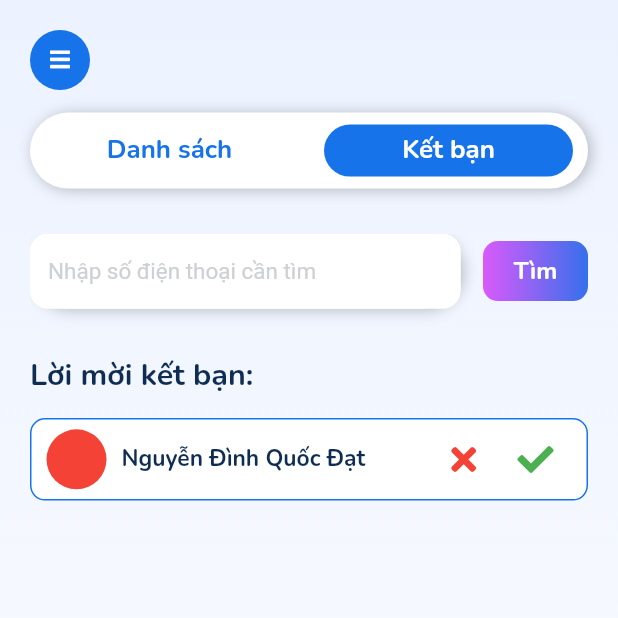
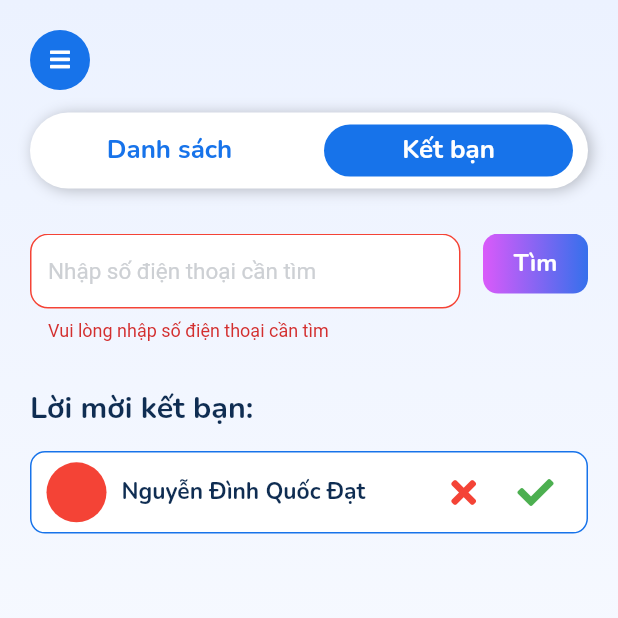
Before and after one commit to beobeodev/DUT_Message, a Flutter app: the FriendScreen screen opened directly, after a tap on "Kết bạn", after a tap on "Tìm", on a phone screen of 412 x 824 dp, the top half of it. Run offline on Flutter 3.47's test engine with Material 2 defaults, Android fonts, the phone set to English and light mode, and no system bars; our stand-ins replace flutter_screenutil, flutter_svg, font_awesome_flutter, get, hive, hive_flutter and 1 more; accounts and stored records are empty.

Commit message:
show pop up to add friend after find friend success :sparkles: :sparkles:

```diff
--- a/flutter_frontend/lib/controller/friend/friend_controller.dart
+++ b/flutter_frontend/lib/controller/friend/friend_controller.dart
@@ -1,5 +1,11 @@
 import 'package:flutter/material.dart';
+import 'package:flutter_frontend/core/constants/font_family.dart';
+import 'package:flutter_frontend/core/theme/palette.dart';
+import 'package:flutter_frontend/data/models/custom_response.dart';
 import 'package:flutter_frontend/data/repositories/user_repository.dart';
+import 'package:flutter_frontend/widgets/custom/hero_popup_route.dart';
+import 'package:flutter_frontend/widgets/friend/popup_profile_friend.dart';
+import 'package:flutter_screenutil/flutter_screenutil.dart';
 import 'package:get/get.dart';
 
 class FriendController extends GetxController {
@@ -8,9 +14,10 @@ class FriendController extends GetxController {
   final TextEditingController phoneNumberEditingController = TextEditingController();
 
   final PageController pageController = PageController();
+
   final RxBool isOpenListTab = true.obs;
   final RxInt indexPage = 0.obs;
-
+  final RxString errorPhoneNumber = "".obs;
 
   void onTapListTab() {
     pageController.jumpToPage(0);
@@ -26,7 +33,39 @@ class FriendController extends GetxController {
     indexPage.value = index;
   }
 
+  void onTapTextField() {
+    errorPhoneNumber.value = "";
+  }
+
   Future<void> onTapFindButton() async {
-    await userRepository.getUserByPhoneNumber(phoneNumberEditingController.text);
+    errorPhoneNumber.value = "";
+    if (phoneNumberEditingController.text == "") {
+      errorPhoneNumber.value = "Vui lòng nhập số điện thoại cần tìm";
+      return;
+    } else if (phoneNumberEditingController.text.length != 10) {
+      errorPhoneNumber.value = "Số điện thoại không hợp lệ";
+      return ;
+    } else {
+      final CustomResponse response = await userRepository.getUserByPhoneNumber(phoneNumberEditingController.text);
+      // check if user not exist with phone number need get
+      if (response.error && response.statusCode == 500) {
+        errorPhoneNumber.value = "Số điện thoại này chưa được đăng ký";
+      } else if (response.statusCode == 200) {
+        final Map<String, dynamic> responseBody = response.responseBody;
+
+        Navigator.of(Get.context).push(
+          HeroPopupRoute(
+            builder: (context) => Center(
+              child: PopUpProfileFriend(
+                imageURL: responseBody["avatar"],
+                name: responseBody["name"],
+              ),
+            ),
+          ),
+        );
+      }
+    }
   }
+
+
 }
--- a/flutter_frontend/lib/data/repositories/auth_repository.dart
+++ b/flutter_frontend/lib/data/repositories/auth_repository.dart
@@ -81,7 +81,7 @@ class AuthRepository {
         // Get response body
         final Map<String, dynamic> responseBody = jsonDecode(response.body);
 
-        final User currentUser = User.fromMap(responseBody);
+        final User currentUser = User.fromMap(responseBody["user"]);
         // save data of user and token to local database
         localRepository.setCurrentUser(currentUser.toMap());
         // save access token and refresh token to local database
--- a/flutter_frontend/lib/screens/login.dart
+++ b/flutter_frontend/lib/screens/login.dart
@@ -6,7 +6,7 @@ import 'package:flutter_frontend/core/constants/image_path.dart';
 import 'package:flutter_frontend/core/theme/palette.dart';
 import 'package:flutter_frontend/widgets/login/build_narrow_social.dart';
 import 'package:flutter_frontend/widgets/login/build_wide_social.dart';
-import 'package:flutter_frontend/widgets/widgets/custom_text_form_field.dart';
+import 'package:flutter_frontend/widgets/custom/custom_text_form_field.dart';
 import 'package:flutter_screenutil/flutter_screenutil.dart';
 import 'package:font_awesome_flutter/font_awesome_flutter.dart';
 import 'package:get/get.dart';
--- a/flutter_frontend/lib/screens/sign_up.dart
+++ b/flutter_frontend/lib/screens/sign_up.dart
@@ -4,7 +4,7 @@ import 'package:flutter_frontend/core/constants/font_family.dart';
 import 'package:flutter_frontend/core/constants/image_path.dart';
 import 'package:flutter_frontend/core/theme/palette.dart';
 import 'package:flutter_frontend/controller/sign_up/sign_up_controller.dart';
-import 'package:flutter_frontend/widgets/widgets/custom_text_form_field.dart';
+import 'package:flutter_frontend/widgets/custom/custom_text_form_field.dart';
 import 'package:flutter_screenutil/flutter_screenutil.dart';
 import 'package:flutter_svg/flutter_svg.dart';
 import 'package:font_awesome_flutter/font_awesome_flutter.dart';
--- /dev/null
+++ b/flutter_frontend/lib/widgets/custom/hero_popup_route.dart
@@ -0,0 +1,45 @@
+import 'package:flutter/material.dart';
+
+class HeroPopupRoute<T> extends PageRoute<T> {
+  final WidgetBuilder _builder;
+
+  HeroPopupRoute({
+    @required WidgetBuilder builder,
+    RouteSettings settings,
+    bool fullscreenDialog = false,
+  }): _builder = builder, super(settings: settings, fullscreenDialog: fullscreenDialog);
+
+  @override
+  // TODO: implement opaque
+  bool get opaque => false;
+
+  @override
+  // TODO: implement barrierDismissible
+  bool get barrierDismissible => true;
+
+  @override
+  // TODO: implement barrierColor
+  Color get barrierColor => Colors.black54;
+
+  @override
+  // TODO: implement barrierLabel
+  String get barrierLabel => "Popup route open";
+
+  @override
+  // TODO: implement maintainState
+  bool get maintainState => true;
+
+  @override
+  // TODO: implement transitionDuration
+  Duration get transitionDuration => const Duration(milliseconds: 100);
+
+  @override
+  Widget buildPage(BuildContext context, Animation<double> animation, Animation<double> secondaryAnimation) {
+    return _builder(context);
+  }
+
+  @override
+  Widget buildTransitions(BuildContext context, Animation<double> animation, Animation<double> secondaryAnimation, Widget child) {
+    return child;
+  }
+}
--- a/flutter_frontend/lib/widgets/friend/add_friend_page.dart
+++ b/flutter_frontend/lib/widgets/friend/add_friend_page.dart
@@ -4,6 +4,7 @@ import 'package:flutter_frontend/core/constants/font_family.dart';
 import 'package:flutter_frontend/core/theme/palette.dart';
 import 'package:flutter_screenutil/flutter_screenutil.dart';
 import 'package:font_awesome_flutter/font_awesome_flutter.dart';
+import 'package:get/get.dart';
 
 class AddFriendPage extends StatelessWidget {
   final FriendController friendController;
@@ -16,55 +17,59 @@ class AddFriendPage extends StatelessWidget {
       crossAxisAlignment: CrossAxisAlignment.start,
       children: [
         Row(
+          crossAxisAlignment: CrossAxisAlignment.start,
           children: [
             Expanded(
-              child: DecoratedBox(
-                decoration: BoxDecoration(
-                  color: Colors.white,
-                  borderRadius: BorderRadius.circular(200),
-                  boxShadow: const [
-                    BoxShadow(
-                      color: Color.fromRGBO(0, 0, 0, 0.25),
-                      blurRadius: 8,
-                      offset: Offset(2, 1),
-                    ),
-                  ],
-                ),
-                child: TextFormField(
+              child: Obx(() {
+                return TextFormField(
                   controller: friendController.phoneNumberEditingController,
+                  onTap: friendController.onTapTextField,
                   decoration: InputDecoration(
                     hintText: 'Nhập số điện thoại cần tìm',
                     filled: true,
                     fillColor: Colors.white,
                     enabledBorder: OutlineInputBorder(
-                      borderSide: BorderSide(color: Colors.white),
+                      borderSide: BorderSide(color: Palette.celticBlue),
                       borderRadius: BorderRadius.circular(12),
                     ),
                     focusedBorder: OutlineInputBorder(
-                      borderSide: BorderSide(color: Colors.white),
+                      borderSide: BorderSide(color: Palette.celticBlue),
+                      borderRadius: BorderRadius.circular(12),
+                    ),
+                    errorBorder: OutlineInputBorder(
+                      borderSide: BorderSide(color: Colors.red),
+                      borderRadius: BorderRadius.circular(12),
+                    ),
+                    focusedErrorBorder: OutlineInputBorder(
+                      borderSide: BorderSide(color: Colors.red),
                       borderRadius: BorderRadius.circular(12),
                     ),
                     hintStyle: TextStyle(
                       fontSize: 15,
                       color: Palette.americanSilver,
                     ),
+                    errorText: friendController.errorPhoneNumber.value == "" ? null : friendController.errorPhoneNumber.value,
                     isDense: true,
-                    contentPadding: EdgeInsets.only(left: 12, top: 16, bottom: 16),
+                    contentPadding: EdgeInsets.only(
+                        left: 12, top: 16, bottom: 16,
+                    ),
                   ),
                   keyboardType: TextInputType.number,
                   style: TextStyle(
                     fontSize: 15,
                     color: Palette.zodiacBlue,
                   ),
-                ),
-              ),
+                );
+              }),
             ),
             const SizedBox(
               width: 15,
             ),
             GestureDetector(
               onTap: friendController.onTapFindButton,
-              child: DecoratedBox(
+              child: Hero(
+                tag: "find",
+                child: Container(
                   decoration: BoxDecoration(
                     gradient: LinearGradient(
                       colors: const [
@@ -74,7 +79,6 @@ class AddFriendPage extends StatelessWidget {
                     ),
                     borderRadius: BorderRadius.circular(10),
                   ),
-                child: SizedBox(
                   width: 70,
                   height: 40,
                   child: Center(
@@ -90,7 +94,7 @@ class AddFriendPage extends StatelessWidget {
                   ),
                 ),
               ),
-            )
+            ),
           ],
         ),
         const SizedBox(
@@ -105,10 +109,8 @@ class AddFriendPage extends StatelessWidget {
             fontFamily: FontFamily.fontNunito,
           ),
         ),
-        const SizedBox(
-          height: 15,
-        ),
         Container(
+          margin: EdgeInsets.only(top: 15.0),
           decoration: BoxDecoration(
             border: Border.all(
               color: Palette.crayolaBlue,
--- a/flutter_frontend/lib/widgets/home/header_home.dart
+++ b/flutter_frontend/lib/widgets/home/header_home.dart
@@ -2,7 +2,7 @@ import 'package:flutter/material.dart';
 import 'package:flutter_frontend/controller/drawer/drawer_controller.dart';
 import 'package:flutter_frontend/core/constants/font_family.dart';
 import 'package:flutter_frontend/core/theme/palette.dart';
-import 'package:flutter_frontend/widgets/widgets/custom_text_form_field.dart';
+import 'package:flutter_frontend/widgets/custom/custom_text_form_field.dart';
 import 'package:flutter_screenutil/flutter_screenutil.dart';
 import 'package:font_awesome_flutter/font_awesome_flutter.dart';
 import 'package:get/get.dart';
```
Also changed, not shown: flutter_frontend/lib/data/models/user.dart (+6 -6 lines), flutter_frontend/lib/data/repositories/user_repository.dart (+30 -1 lines), flutter_frontend/lib/widgets/friend/popup_profile_friend.dart (added, +68 -0 lines), flutter_frontend/lib/widgets/custom/custom_text_form_field.dart (renamed from flutter_frontend/lib/widgets/widgets/custom_text_form_field.dart), 2 other files. Lines whose indentation alone changed are shown as unchanged.
